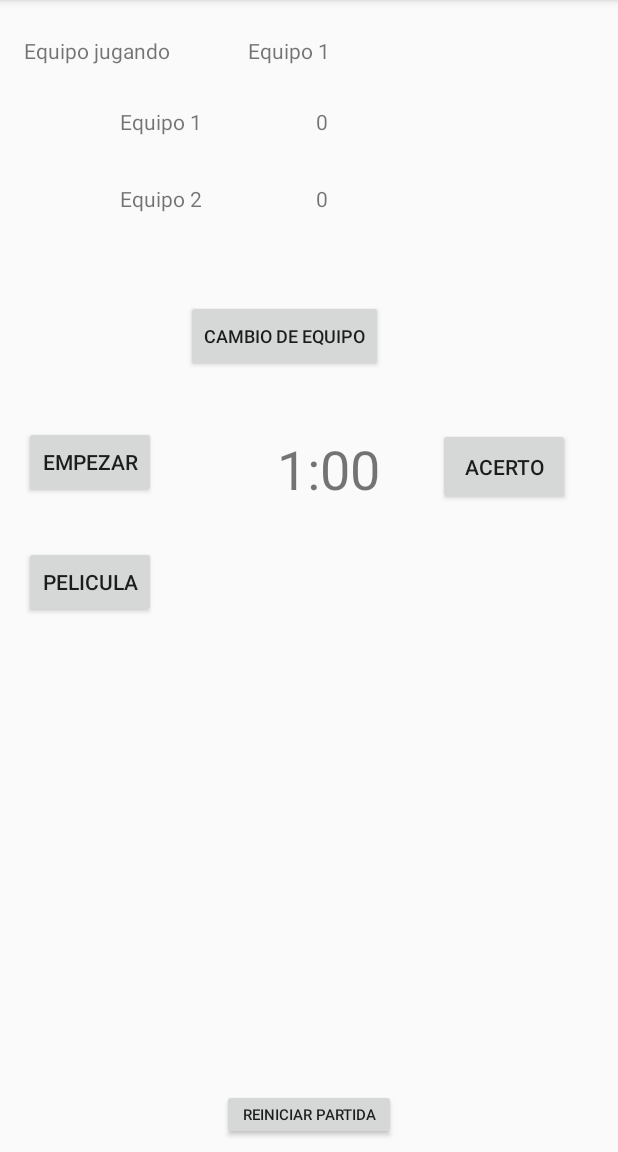
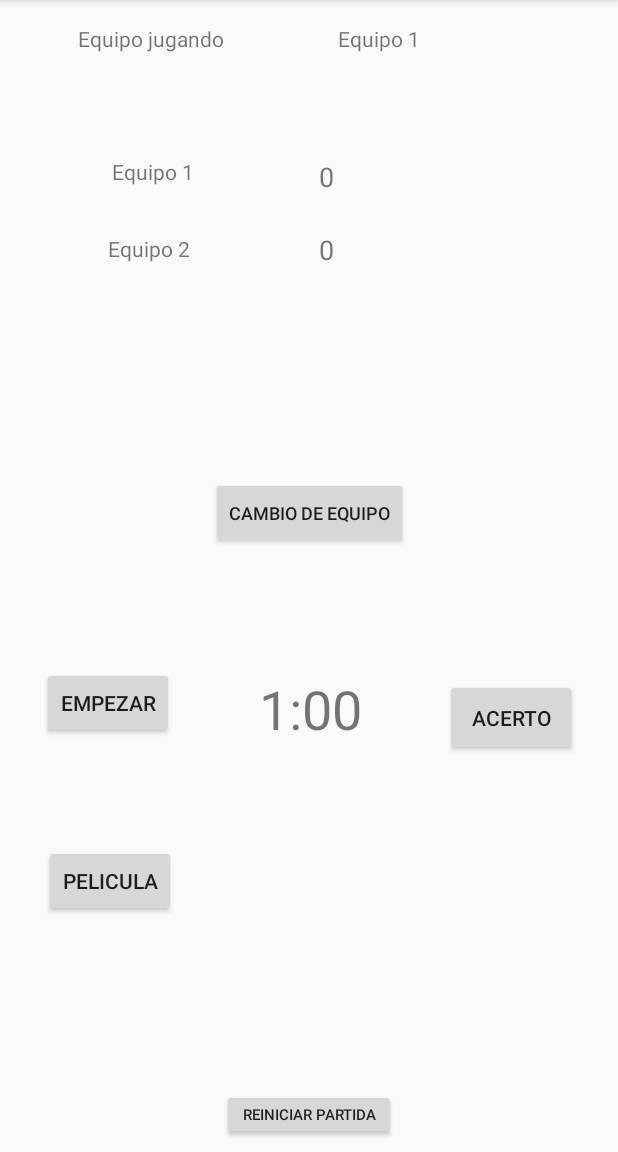
Before and after one commit to RdzSebastian/mimicapp, an Android app: the screen it shows after launch (MainActivity), on a phone screen of 412 x 824 dp, the part 84-1236 px from its top. Run offline under Robolectric (Android 15) with nearby library versions, the light colour scheme and no system bars.

Commit message:
modificaciones en los layout para que se adapate mejor a dispositivos de forma relativa y no por pixeles

```diff
--- a/app/src/main/res/layout/activity_main.xml
+++ b/app/src/main/res/layout/activity_main.xml
@@ -11,26 +11,40 @@
         android:id="@+id/buttonTime2"
         android:layout_width="wrap_content"
         android:layout_height="51dp"
-        android:layout_marginTop="285dp"
-        android:layout_marginEnd="32dp"
-        android:layout_marginRight="32dp"
+        android:layout_marginStart="8dp"
+        android:layout_marginLeft="8dp"
+        android:layout_marginTop="8dp"
+        android:layout_marginEnd="16dp"
+        android:layout_marginRight="16dp"
+        android:layout_marginBottom="8dp"
         android:onClick="Acierto"
         android:text="Acerto"
+        app:layout_constraintBottom_toBottomOf="parent"
         app:layout_constraintEnd_toEndOf="parent"
-        app:layout_constraintTop_toTopOf="parent" />
+        app:layout_constraintHorizontal_bias="0.963"
+        app:layout_constraintStart_toStartOf="parent"
+        app:layout_constraintTop_toTopOf="parent"
+        app:layout_constraintVertical_bias="0.635" />
 
     <Button
         android:id="@+id/cambio"
         android:layout_width="wrap_content"
         android:layout_height="wrap_content"
-        android:layout_marginStart="124dp"
-        android:layout_marginLeft="124dp"
-        android:layout_marginTop="200dp"
+        android:layout_marginStart="8dp"
+        android:layout_marginLeft="8dp"
+        android:layout_marginTop="8dp"
+        android:layout_marginEnd="8dp"
+        android:layout_marginRight="8dp"
+        android:layout_marginBottom="8dp"
         android:onClick="cambioDeEquipo"
         android:text="cambio de equipo"
         android:textSize="12sp"
+        app:layout_constraintBottom_toBottomOf="parent"
+        app:layout_constraintEnd_toEndOf="parent"
+        app:layout_constraintHorizontal_bias="0.502"
         app:layout_constraintStart_toStartOf="parent"
-        app:layout_constraintTop_toTopOf="parent" />
+        app:layout_constraintTop_toTopOf="parent"
+        app:layout_constraintVertical_bias="0.44" />
 
     <Button
         android:id="@+id/pelicula"
@@ -38,33 +52,47 @@
         android:layout_height="wrap_content"
         android:layout_marginStart="16dp"
         android:layout_marginLeft="16dp"
-        android:layout_marginTop="32dp"
+        android:layout_marginTop="8dp"
+        android:layout_marginEnd="8dp"
+        android:layout_marginRight="8dp"
+        android:layout_marginBottom="8dp"
         android:onClick="pelicula"
         android:text="Pelicula"
+        app:layout_constraintBottom_toBottomOf="parent"
+        app:layout_constraintEnd_toEndOf="parent"
+        app:layout_constraintHorizontal_bias="0.044"
         app:layout_constraintStart_toStartOf="parent"
-        app:layout_constraintTop_toBottomOf="@+id/buttonTime" />
+        app:layout_constraintTop_toTopOf="parent"
+        app:layout_constraintVertical_bias="0.789" />
 
     <TextView
         android:id="@+id/nombre"
         android:layout_width="wrap_content"
         android:layout_height="wrap_content"
-        android:layout_marginStart="52dp"
-        android:layout_marginLeft="52dp"
-        android:layout_marginTop="24dp"
+        android:layout_marginTop="16dp"
+        android:layout_marginEnd="132dp"
+        android:layout_marginRight="132dp"
         android:text="Equipo 1"
-        app:layout_constraintStart_toEndOf="@+id/textView8"
+        app:layout_constraintEnd_toEndOf="parent"
         app:layout_constraintTop_toTopOf="parent" />
 
     <Button
         android:id="@+id/buttonTime"
         android:layout_width="wrap_content"
         android:layout_height="wrap_content"
-        android:layout_marginStart="16dp"
-        android:layout_marginLeft="16dp"
-        android:layout_marginTop="36dp"
+        android:layout_marginStart="28dp"
+        android:layout_marginLeft="28dp"
+        android:layout_marginTop="40dp"
+        android:layout_marginEnd="8dp"
+        android:layout_marginRight="8dp"
+        android:layout_marginBottom="8dp"
         android:text="Empezar"
+        app:layout_constraintBottom_toBottomOf="parent"
+        app:layout_constraintEnd_toEndOf="parent"
+        app:layout_constraintHorizontal_bias="0.0"
         app:layout_constraintStart_toStartOf="parent"
-        app:layout_constraintTop_toBottomOf="@+id/cambio" />
+        app:layout_constraintTop_toTopOf="parent"
+        app:layout_constraintVertical_bias="0.602" />
 
     <TextView
         android:id="@+id/tiempo"
@@ -72,15 +100,18 @@
         android:layout_height="wrap_content"
         android:layout_marginStart="8dp"
         android:layout_marginLeft="8dp"
-        android:layout_marginTop="88dp"
-        android:layout_marginEnd="148dp"
-        android:layout_marginRight="148dp"
+        android:layout_marginTop="16dp"
+        android:layout_marginEnd="8dp"
+        android:layout_marginRight="8dp"
+        android:layout_marginBottom="8dp"
         android:text="1:00"
         android:textSize="36sp"
-        app:layout_constraintEnd_toEndOf="parent"
-        app:layout_constraintHorizontal_bias="0.937"
-        app:layout_constraintStart_toStartOf="@+id/buttonTime"
-        app:layout_constraintTop_toTopOf="@+id/cambio" />
+        app:layout_constraintBottom_toBottomOf="parent"
+        app:layout_constraintEnd_toStartOf="@+id/buttonTime2"
+        app:layout_constraintHorizontal_bias="0.505"
+        app:layout_constraintStart_toEndOf="@+id/buttonTime"
+        app:layout_constraintTop_toTopOf="parent"
+        app:layout_constraintVertical_bias="0.621" />
 
     <Button
         android:id="@+id/button8"
@@ -102,34 +133,52 @@
         android:id="@+id/PeliculaSelect"
         android:layout_width="wrap_content"
         android:layout_height="27dp"
-        android:layout_marginStart="44dp"
-        android:layout_marginLeft="44dp"
-        android:layout_marginTop="40dp"
+        android:layout_marginStart="8dp"
+        android:layout_marginLeft="8dp"
+        android:layout_marginTop="8dp"
+        android:layout_marginEnd="8dp"
+        android:layout_marginRight="8dp"
+        android:layout_marginBottom="8dp"
         android:text="Pelicula"
         android:textSize="24sp"
+        app:layout_constraintBottom_toBottomOf="parent"
+        app:layout_constraintEnd_toEndOf="parent"
+        app:layout_constraintHorizontal_bias="0.149"
         app:layout_constraintStart_toEndOf="@+id/pelicula"
-        app:layout_constraintTop_toBottomOf="@+id/tiempo" />
+        app:layout_constraintTop_toTopOf="parent"
+        app:layout_constraintVertical_bias="0.771" />
 
     <TextView
         android:id="@+id/Equipo1"
         android:layout_width="wrap_content"
         android:layout_height="wrap_content"
-        android:layout_marginStart="80dp"
-        android:layout_marginLeft="80dp"
-        android:layout_marginTop="28dp"
+        android:layout_marginStart="8dp"
+        android:layout_marginLeft="8dp"
+        android:layout_marginTop="8dp"
+        android:layout_marginEnd="8dp"
+        android:layout_marginRight="8dp"
+        android:layout_marginBottom="8dp"
         android:text="Equipo1"
+        app:layout_constraintBottom_toBottomOf="parent"
+        app:layout_constraintEnd_toStartOf="@+id/puntos1"
+        app:layout_constraintHorizontal_bias="0.471"
         app:layout_constraintStart_toStartOf="parent"
-        app:layout_constraintTop_toBottomOf="@+id/textView8" />
+        app:layout_constraintTop_toTopOf="parent"
+        app:layout_constraintVertical_bias="0.132" />
 
     <TextView
         android:id="@+id/Equipo2"
         android:layout_width="wrap_content"
         android:layout_height="wrap_content"
-        android:layout_marginStart="80dp"
-        android:layout_marginLeft="80dp"
+        android:layout_marginStart="8dp"
+        android:layout_marginLeft="8dp"
         android:layout_marginTop="32dp"
+        android:layout_marginEnd="8dp"
+        android:layout_marginRight="8dp"
         android:text="Equipo2"
         android:textSize="14sp"
+        app:layout_constraintEnd_toStartOf="@+id/puntos2"
+        app:layout_constraintHorizontal_bias="0.449"
         app:layout_constraintStart_toStartOf="parent"
         app:layout_constraintTop_toBottomOf="@+id/Equipo1" />
 
@@ -137,32 +186,49 @@
         android:id="@+id/puntos1"
         android:layout_width="wrap_content"
         android:layout_height="wrap_content"
-        android:layout_marginStart="76dp"
-        android:layout_marginLeft="76dp"
-        android:layout_marginTop="28dp"
+        android:layout_marginStart="8dp"
+        android:layout_marginLeft="8dp"
+        android:layout_marginTop="8dp"
+        android:layout_marginEnd="8dp"
+        android:layout_marginRight="8dp"
+        android:layout_marginBottom="8dp"
         android:text="0"
-        app:layout_constraintStart_toEndOf="@+id/Equipo1"
-        app:layout_constraintTop_toBottomOf="@+id/nombre" />
+        android:textSize="18sp"
+        app:layout_constraintBottom_toBottomOf="parent"
+        app:layout_constraintEnd_toEndOf="parent"
+        app:layout_constraintHorizontal_bias="0.53"
+        app:layout_constraintStart_toStartOf="parent"
+        app:layout_constraintTop_toTopOf="parent"
+        app:layout_constraintVertical_bias="0.134" />
 
     <TextView
         android:id="@+id/puntos2"
         android:layout_width="wrap_content"
         android:layout_height="wrap_content"
-        android:layout_marginStart="76dp"
-        android:layout_marginLeft="76dp"
-        android:layout_marginTop="32dp"
+        android:layout_marginStart="8dp"
+        android:layout_marginLeft="8dp"
+        android:layout_marginTop="24dp"
+        android:layout_marginEnd="8dp"
+        android:layout_marginRight="8dp"
         android:text="0"
-        app:layout_constraintStart_toEndOf="@+id/Equipo2"
+        android:textSize="18sp"
+        app:layout_constraintEnd_toEndOf="parent"
+        app:layout_constraintHorizontal_bias="0.53"
+        app:layout_constraintStart_toStartOf="parent"
         app:layout_constraintTop_toBottomOf="@+id/puntos1" />
 
     <TextView
         android:id="@+id/textView8"
         android:layout_width="wrap_content"
         android:layout_height="wrap_content"
-        android:layout_marginStart="16dp"
-        android:layout_marginLeft="16dp"
-        android:layout_marginTop="24dp"
+        android:layout_marginStart="8dp"
+        android:layout_marginLeft="8dp"
+        android:layout_marginTop="16dp"
+        android:layout_marginEnd="8dp"
+        android:layout_marginRight="8dp"
         android:text="Equipo jugando"
+        app:layout_constraintEnd_toStartOf="@+id/nombre"
+        app:layout_constraintHorizontal_bias="0.391"
         app:layout_constraintStart_toStartOf="parent"
         app:layout_constraintTop_toTopOf="parent" />
 
```
